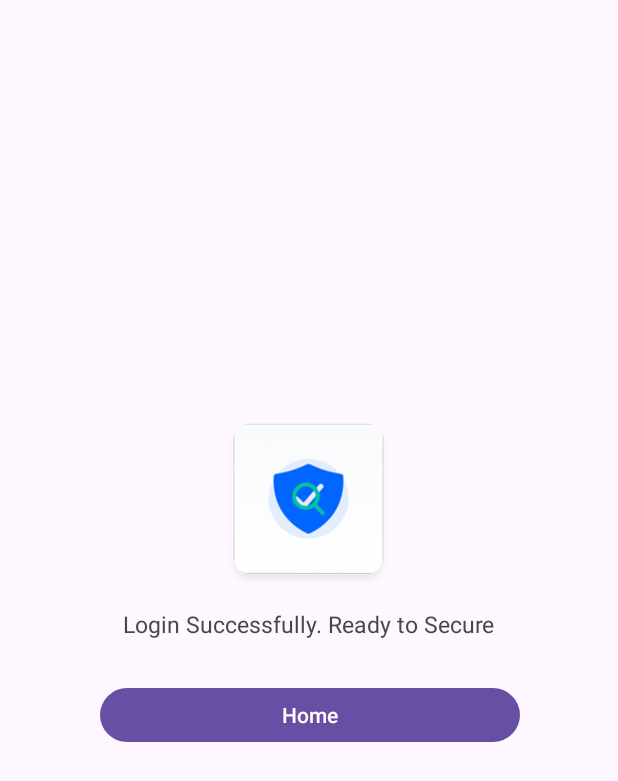
After one commit to Sudharaka200/ScanShield-mobile-app, an Android app: the login_successfully screen opened directly, with no data from a screen before it, on a phone screen of 412 x 824 dp. The commit adds this screen. Shown: the top 781 px of the screen. Run offline under Robolectric (Android 15) with nearby library versions, the phone set to English and light mode, and no system bars.

Commit message:
navigations - home -Options

```diff
--- a/app/src/main/AndroidManifest.xml
+++ b/app/src/main/AndroidManifest.xml
@@ -12,6 +12,12 @@
         android:supportsRtl="true"
         android:theme="@style/Theme.ScanShieldmobileapp"
         tools:targetApi="31">
+        <activity
+            android:name=".login_successfully"
+            android:exported="false" />
+        <activity
+            android:name=".registration"
+            android:exported="false" />
         <activity
             android:name=".login"
             android:exported="false" />
--- /dev/null
+++ b/app/src/main/java/com/example/scanshield_mobile_app/login_successfully.java
@@ -0,0 +1,32 @@
+package com.example.scanshield_mobile_app;
+
+import android.content.Intent;
+import android.os.Bundle;
+import android.view.View;
+import android.widget.Button;
+
+import androidx.activity.EdgeToEdge;
+import androidx.appcompat.app.AppCompatActivity;
+import androidx.core.graphics.Insets;
+import androidx.core.view.ViewCompat;
+import androidx.core.view.WindowInsetsCompat;
+
+public class login_successfully extends AppCompatActivity {
+
+    @Override
+    protected void onCreate(Bundle savedInstanceState) {
+        super.onCreate(savedInstanceState);
+        EdgeToEdge.enable(this);
+        setContentView(R.layout.activity_login_successfully);
+
+        //Button Home
+        Button buttonHome =  findViewById(R.id.btn_login_successfully);
+        buttonHome.setOnClickListener(new View.OnClickListener() {
+            @Override
+            public void onClick(View view) {
+                Intent intentBtnHome =  new Intent(getApplicationContext(), home.class);
+                startActivity(intentBtnHome);
+            }
+        });
+    }
+}
--- /dev/null
+++ b/app/src/main/res/layout/activity_login_successfully.xml
@@ -0,0 +1,44 @@
+<?xml version="1.0" encoding="utf-8"?>
+<androidx.constraintlayout.widget.ConstraintLayout xmlns:android="http://schemas.android.com/apk/res/android"
+    xmlns:app="http://schemas.android.com/apk/res-auto"
+    xmlns:tools="http://schemas.android.com/tools"
+    android:id="@+id/main"
+    android:layout_width="match_parent"
+    android:layout_height="match_parent"
+    tools:context=".login_successfully">
+
+    <ImageView
+        android:id="@+id/imageView8"
+        android:layout_width="142dp"
+        android:layout_height="121dp"
+        app:layout_constraintBottom_toBottomOf="parent"
+        app:layout_constraintEnd_toEndOf="parent"
+        app:layout_constraintHorizontal_bias="0.498"
+        app:layout_constraintStart_toStartOf="parent"
+        app:layout_constraintTop_toTopOf="parent"
+        app:layout_constraintVertical_bias="0.393"
+        app:srcCompat="@drawable/logo" />
+
+    <TextView
+        android:id="@+id/textView16"
+        android:layout_width="wrap_content"
+        android:layout_height="wrap_content"
+        android:layout_marginTop="8dp"
+        android:text="Login Successfully. Ready to Secure"
+        android:textSize="15dp"
+        app:layout_constraintEnd_toEndOf="@+id/imageView8"
+        app:layout_constraintStart_toStartOf="@+id/imageView8"
+        app:layout_constraintTop_toBottomOf="@+id/imageView8" />
+
+    <Button
+        android:id="@+id/btn_login_successfully"
+        style="@style/Widget.Material3.Button"
+        android:layout_width="280dp"
+        android:layout_height="44dp"
+        android:layout_marginTop="28dp"
+        android:text="Home"
+        app:layout_constraintEnd_toEndOf="@+id/textView16"
+        app:layout_constraintHorizontal_bias="0.488"
+        app:layout_constraintStart_toStartOf="@+id/textView16"
+        app:layout_constraintTop_toBottomOf="@+id/textView16" />
+</androidx.constraintlayout.widget.ConstraintLayout>
```
Also changed, not shown: app/src/main/java/com/example/scanshield_mobile_app/home.java (+60 -0 lines), app/src/main/java/com/example/scanshield_mobile_app/login.java (+24 -0 lines), app/src/main/java/com/example/scanshield_mobile_app/registration.java (added, +20 -0 lines), app/src/main/res/layout/activity_home.xml (+8 -2 lines), app/src/main/res/layout/activity_registration.xml (added, +20 -0 lines).
